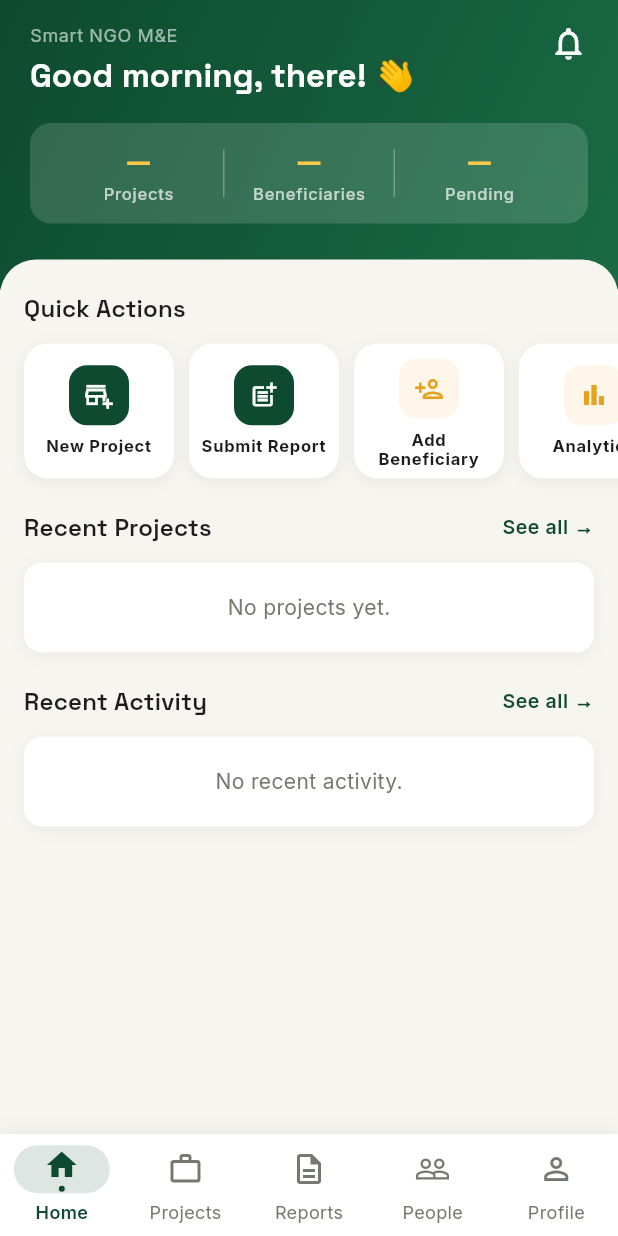
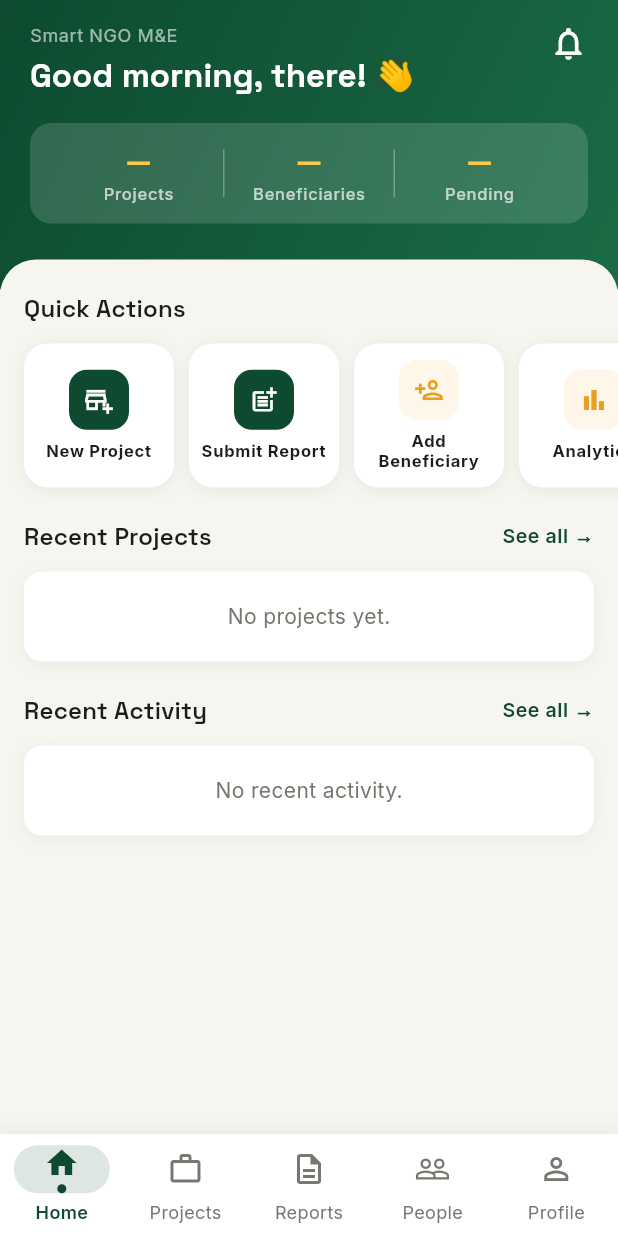
Before and after one commit to Petersonmwero/SmartNGO, a Flutter app: the DashboardScreen screen opened by its route, on a phone screen of 412 x 824 dp. Run offline on Flutter 3.47's test engine with Material 3 defaults, Android fonts, the phone set to English and light mode, and no system bars; our stand-ins replace dio, fl_chart, flutter_secure_storage, geolocator, go_router, google_fonts and 3 more; accounts and stored records are empty; network calls fail.

Commit message:
fix: dashboard overflow, accent bars, beneficiary project name, notification badge, nav indicator
Co-Authored-By: Claude Fable 5 <noreply@anthropic.com>

```diff
--- a/mobile/lib/features/beneficiaries/models/beneficiary.dart
+++ b/mobile/lib/features/beneficiaries/models/beneficiary.dart
@@ -7,6 +7,7 @@ class Beneficiary {
   final String phone;
   final String location;
   final int project;
+  final String projectName;
   final bool isActive;
 
   const Beneficiary({
@@ -19,6 +20,7 @@ class Beneficiary {
     this.age,
     this.phone = '',
     this.location = '',
+    this.projectName = '',
   });
 
   factory Beneficiary.fromJson(Map<String, dynamic> json) => Beneficiary(
@@ -30,6 +32,7 @@ class Beneficiary {
         phone: (json['phone'] ?? '') as String,
         location: (json['location'] ?? '') as String,
         project: json['project'] as int,
+        projectName: (json['project_name'] ?? '') as String,
         isActive: (json['is_active'] ?? true) as bool,
       );
 }
--- a/mobile/lib/features/dashboard/screens/dashboard_screen.dart
+++ b/mobile/lib/features/dashboard/screens/dashboard_screen.dart
@@ -398,19 +398,22 @@ class _BellButton extends StatelessWidget {
               top: -4,
               right: -4,
               child: Container(
-                padding: const EdgeInsets.all(3),
+                height: 16,
                 constraints: const BoxConstraints(minWidth: 16),
-                decoration: const BoxDecoration(
+                padding: const EdgeInsets.symmetric(horizontal: 3),
+                alignment: Alignment.center,
+                decoration: BoxDecoration(
                   color: AppColors.error,
-                  shape: BoxShape.circle,
+                  borderRadius: BorderRadius.circular(8),
                 ),
                 child: Text(
-                  '$unread',
+                  unread > 9 ? '9+' : '$unread',
                   textAlign: TextAlign.center,
                   style: const TextStyle(
                       color: Colors.white,
-                      fontSize: 9,
-                      fontWeight: FontWeight.w700),
+                      fontSize: 10,
+                      fontWeight: FontWeight.w700,
+                      height: 1),
                 ),
               ),
             ),
@@ -546,7 +549,9 @@ class _QuickActionChip extends StatelessWidget {
         borderRadius: BorderRadius.circular(16),
         child: Container(
           width: 100,
-          height: 90,
+          // 96px fits the 40px icon square plus two 11px label lines; 90px
+          // overflowed by ~4px on wrapping labels ("Add Beneficiary").
+          height: 96,
           decoration: BoxDecoration(
             color: Colors.white,
             borderRadius: BorderRadius.circular(16),
@@ -610,7 +615,7 @@ class _MiniProjectCard extends StatelessWidget {
 
   @override
   Widget build(BuildContext context) {
-    final (accent, _) = StatusBadge.colorsFor(project.status);
+    final accent = StatusBadge.accentFor(project.status);
     return _softCard(
       child: ClipRRect(
         borderRadius: BorderRadius.circular(12),
--- a/mobile/lib/features/projects/screens/projects_list_screen.dart
+++ b/mobile/lib/features/projects/screens/projects_list_screen.dart
@@ -228,7 +228,7 @@ class _ProjectCard extends StatelessWidget {
 
   @override
   Widget build(BuildContext context) {
-    final (accent, _) = StatusBadge.colorsFor(project.status);
+    final accent = StatusBadge.accentFor(project.status);
     return Card(
       clipBehavior: Clip.antiAlias,
       child: InkWell(
--- a/mobile/lib/shared/widgets/app_shell.dart
+++ b/mobile/lib/shared/widgets/app_shell.dart
@@ -73,8 +73,8 @@ class _AppShellState extends State<AppShell> {
                     Icon(tab.activeIcon),
                     const SizedBox(height: 2),
                     Container(
-                      width: 4,
-                      height: 4,
+                      width: 6,
+                      height: 6,
                       decoration: const BoxDecoration(
                         color: AppColors.primary,
                         shape: BoxShape.circle,
```
Also changed, not shown: mobile/lib/features/beneficiaries/screens/beneficiary_list_screen.dart (+22 -10 lines), mobile/lib/features/reports/screens/submit_report_screen.dart (+18 -0 lines), mobile/lib/shared/widgets/status_badge.dart (+12 -0 lines), 2 other files.
